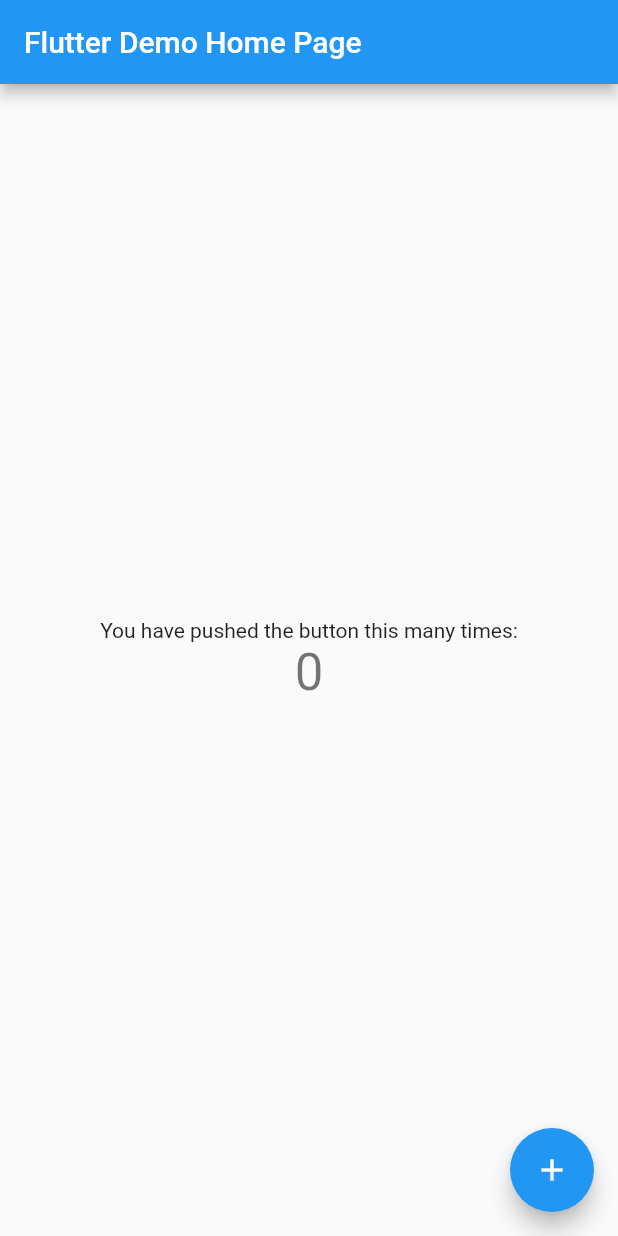
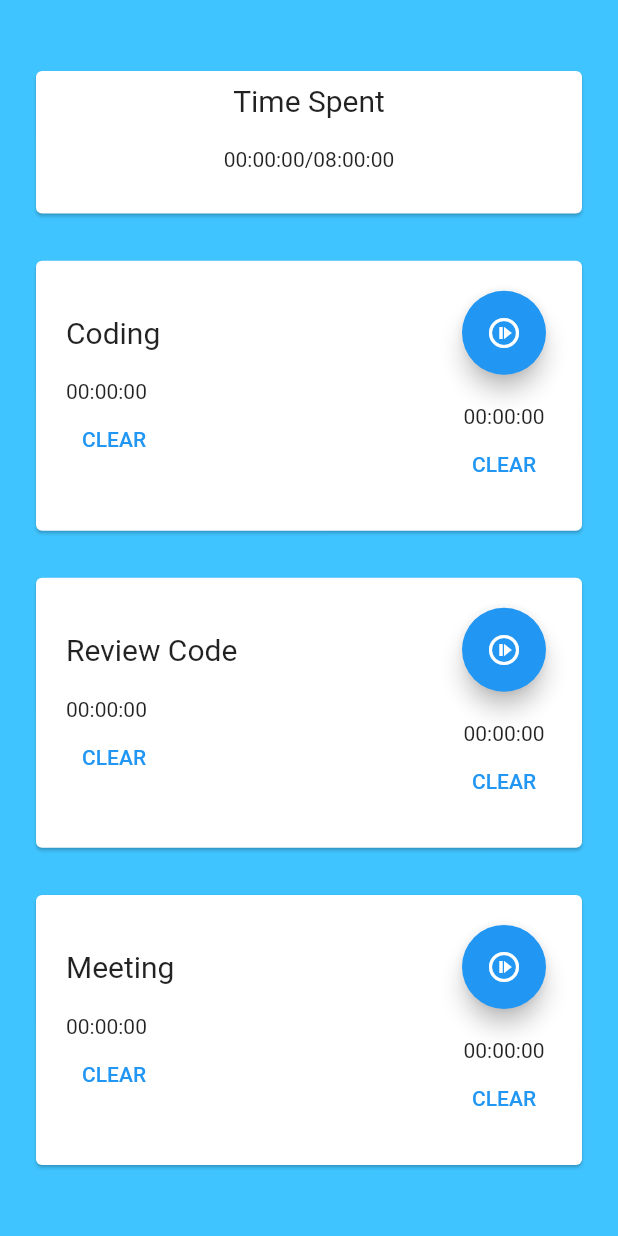
Before and after one commit to PTaati/mandays, a Flutter app: the screen it shows after launch, on a phone screen of 412 x 824 dp. Run offline on Flutter 3.47's test engine with Material 2 defaults, Android fonts, the phone set to English and light mode, and no system bars.

Commit message:
implement cart count time

```diff
--- a/lib/main.dart
+++ b/lib/main.dart
@@ -1,115 +1,6 @@
 import 'package:flutter/material.dart';
+import 'mandays_app.dart';
 
 void main() {
-  runApp(const MyApp());
+  runApp(const MandaysApp());
 }
-
-class MyApp extends StatelessWidget {
-  const MyApp({super.key});
-
-  // This widget is the root of your application.
-  @override
-  Widget build(BuildContext context) {
-    return MaterialApp(
-      title: 'Flutter Demo',
-      theme: ThemeData(
-        // This is the theme of your application.
-        //
-        // Try running your application with "flutter run". You'll see the
-        // application has a blue toolbar. Then, without quitting the app, try
-        // changing the primarySwatch below to Colors.green and then invoke
-        // "hot reload" (press "r" in the console where you ran "flutter run",
-        // or simply save your changes to "hot reload" in a Flutter IDE).
-        // Notice that the counter didn't reset back to zero; the application
-        // is not restarted.
-        primarySwatch: Colors.blue,
-      ),
-      home: const MyHomePage(title: 'Flutter Demo Home Page'),
-    );
-  }
-}
-
-class MyHomePage extends StatefulWidget {
-  const MyHomePage({super.key, required this.title});
-
-  // This widget is the home page of your application. It is stateful, meaning
-  // that it has a State object (defined below) that contains fields that affect
-  // how it looks.
-
-  // This class is the configuration for the state. It holds the values (in this
-  // case the title) provided by the parent (in this case the App widget) and
-  // used by the build method of the State. Fields in a Widget subclass are
-  // always marked "final".
-
-  final String title;
-
-  @override
-  State<MyHomePage> createState() => _MyHomePageState();
-}
-
-class _MyHomePageState extends State<MyHomePage> {
-  int _counter = 0;
-
-  void _incrementCounter() {
-    setState(() {
-      // This call to setState tells the Flutter framework that something has
-      // changed in this State, which causes it to rerun the build method below
-      // so that the display can reflect the updated values. If we changed
-      // _counter without calling setState(), then the build method would not be
-      // called again, and so nothing would appear to happen.
-      _counter++;
-    });
-  }
-
-  @override
-  Widget build(BuildContext context) {
-    // This method is rerun every time setState is called, for instance as done
-    // by the _incrementCounter method above.
-    //
-    // The Flutter framework has been optimized to make rerunning build methods
-    // fast, so that you can just rebuild anything that needs updating rather
-    // than having to individually change instances of widgets.
-    return Scaffold(
-      appBar: AppBar(
-        // Here we take the value from the MyHomePage object that was created by
-        // the App.build method, and use it to set our appbar title.
-        title: Text(widget.title),
-      ),
-      body: Center(
-        // Center is a layout widget. It takes a single child and positions it
-        // in the middle of the parent.
-        child: Column(
-          // Column is also a layout widget. It takes a list of children and
-          // arranges them vertically. By default, it sizes itself to fit its
-          // children horizontally, and tries to be as tall as its parent.
-          //
-          // Invoke "debug painting" (press "p" in the console, choose the
-          // "Toggle Debug Paint" action from the Flutter Inspector in Android
-          // Studio, or the "Toggle Debug Paint" command in Visual Studio Code)
-          // to see the wireframe for each widget.
-          //
-          // Column has various properties to control how it sizes itself and
-          // how it positions its children. Here we use mainAxisAlignment to
-          // center the children vertically; the main axis here is the vertical
-          // axis because Columns are vertical (the cross axis would be
-          // horizontal).
-          mainAxisAlignment: MainAxisAlignment.center,
-          children: <Widget>[
-            const Text(
-              'You have pushed the button this many times:',
-            ),
-            Text(
-              '$_counter',
-              style: Theme.of(context).textTheme.headlineMedium,
-            ),
-          ],
-        ),
-      ),
-      floatingActionButton: FloatingActionButton(
-        onPressed: _incrementCounter,
-        tooltip: 'Increment',
-        child: const Icon(Icons.add),
-      ), // This trailing comma makes auto-formatting nicer for build methods.
-    );
-  }
-}
--- /dev/null
+++ b/lib/mandays_app.dart
@@ -0,0 +1,16 @@
+import 'package:flutter/material.dart';
+import 'package:mandays/pages/home_page.dart';
+
+class MandaysApp extends StatelessWidget {
+  const MandaysApp({super.key});
+
+  @override
+  Widget build(BuildContext context) {
+    return MaterialApp(
+      theme: ThemeData(
+        primarySwatch: Colors.blue,
+      ),
+      home: const HomePage(),
+    );
+  }
+}
--- /dev/null
+++ b/lib/pages/home_page.dart
@@ -0,0 +1,98 @@
+import 'package:flutter/material.dart';
+
+import '../utils/datetime_utils.dart';
+import '../widgets/stop_watch_widget.dart';
+
+class HomePage extends StatefulWidget {
+  const HomePage({Key? key}) : super(key: key);
+
+  @override
+  State<HomePage> createState() => _HomePageState();
+}
+
+class _HomePageState extends State<HomePage> {
+  Duration? _codingDuration;
+  Duration? _reviewDuration;
+  Duration? _meetingDuration;
+
+  Widget _buildSummary() {
+    final allTime = (_codingDuration?.inSeconds ?? 0) +
+        (_reviewDuration?.inSeconds ?? 0) +
+        (_meetingDuration?.inSeconds ?? 0);
+    return Card(
+      child: Row(
+        mainAxisAlignment: MainAxisAlignment.center,
+        children: [
+          Padding(
+            padding: const EdgeInsets.all(8.0),
+            child: Column(
+              children: [
+                const Text(
+                  'Time Spent',
+                  style: TextStyle(
+                    color: Colors.black87,
+                    fontSize: 20,
+                  ),
+                ),
+                Padding(
+                  padding: const EdgeInsets.all(20.0),
+                  child: Text('${DateTimeUtils.getDurationFormat(allTime)}/'
+                      '${DateTimeUtils.getDurationFormat(const Duration(hours: 8).inSeconds)}'),
+                ),
+              ],
+            ),
+          )
+        ],
+      ),
+    );
+  }
+
+  Widget _buildFeatures() {
+    return Column(
+      mainAxisAlignment: MainAxisAlignment.spaceEvenly,
+      children: [
+        _buildSummary(),
+        StopWatchWidget(
+          tagName: 'Coding',
+          onStart: () {},
+          onStop: (duration) {
+            setState(() {
+              _codingDuration = duration;
+            });
+          },
+        ),
+        StopWatchWidget(
+          tagName: 'Review Code',
+          onStart: () {},
+          onStop: (duration) {
+            setState(() {
+              _reviewDuration = duration;
+            });
+          },
+        ),
+        StopWatchWidget(
+          tagName: 'Meeting',
+          onStart: () {},
+          onStop: (duration) {
+            setState(() {
+              _meetingDuration = duration;
+            });
+          },
+        )
+      ],
+    );
+  }
+
+  @override
+  Widget build(BuildContext context) {
+    return Scaffold(
+      backgroundColor: Colors.lightBlueAccent,
+      body: SafeArea(
+        child: Padding(
+          padding: const EdgeInsets.all(20),
+          child: _buildFeatures(),
+        ),
+      ),
+    );
+  }
+}
--- /dev/null
+++ b/lib/utils/datetime_utils.dart
@@ -0,0 +1,9 @@
+class DateTimeUtils {
+  static String getDurationFormat(int durationInSeconds) {
+    return Duration(seconds: durationInSeconds)
+        .toString()
+        .split('.')
+        .first
+        .padLeft(8, "0");
+  }
+}
--- /dev/null
+++ b/lib/widgets/stop_watch_widget.dart
@@ -0,0 +1,143 @@
+import 'dart:async';
+
+import 'package:flutter/material.dart';
+import 'package:mandays/utils/datetime_utils.dart';
+
+class StopWatchWidget extends StatefulWidget {
+  const StopWatchWidget({
+    Key? key,
+    required this.tagName,
+    required this.onStart,
+    required this.onStop,
+  }) : super(key: key);
+
+  final String tagName;
+  final Function() onStart;
+  final Function(Duration) onStop;
+
+  @override
+  State<StopWatchWidget> createState() => _StopWatchWidgetState();
+}
+
+class _StopWatchWidgetState extends State<StopWatchWidget> {
+  bool _isCounting = false;
+  Timer? _counterTimer;
+  int _countNumber = 0;
+  int _totalNumber = 0;
+
+  @override
+  void dispose() {
+    _counterTimer?.cancel();
+    super.dispose();
+  }
+
+  Widget _buildStartButton() {
+    return FloatingActionButton(
+      child: const Icon(
+        Icons.not_started_outlined,
+      ),
+      onPressed: () {
+        widget.onStart.call();
+        _counterTimer?.cancel();
+        setState(() {
+          _countNumber = 0;
+          _isCounting = !_isCounting;
+        });
+
+        _counterTimer = Timer.periodic(
+          const Duration(seconds: 1),
+          (timer) {
+            setState(() {
+              _countNumber++;
+              _totalNumber++;
+            });
+          },
+        );
+      },
+    );
+  }
+
+  Widget _buildStopButton() {
+    return FloatingActionButton(
+      backgroundColor: Colors.red,
+      child: const Icon(
+        Icons.stop_circle_outlined,
+      ),
+      onPressed: () {
+        setState(() {
+          _isCounting = !_isCounting;
+          _countNumber = 0;
+        });
+        widget.onStop.call(Duration(seconds: _totalNumber));
+        _counterTimer?.cancel();
+      },
+    );
+  }
+
+  Widget _buildResetCurrentTime() {
+    return TextButton(
+        onPressed: () {
+          _counterTimer?.cancel();
+          setState(() {
+            _totalNumber -= _countNumber;
+            _countNumber = 0;
+            _isCounting = false;
+          });
+        },
+        child: const Text('CLEAR'));
+  }
+
+  Widget _buildResetTotalTime() {
+    return TextButton(
+        onPressed: () {
+          _counterTimer?.cancel();
+          widget.onStop(Duration.zero);
+          setState(() {
+            _totalNumber = 0;
+            _isCounting = false;
+          });
+        },
+        child: const Text('CLEAR'));
+  }
+
+  @override
+  Widget build(BuildContext context) {
+    return Card(
+      child: Padding(
+        padding: const EdgeInsets.all(20.0),
+        child: Row(
+          mainAxisAlignment: MainAxisAlignment.spaceBetween,
+          children: [
+            Column(
+              crossAxisAlignment: CrossAxisAlignment.start,
+              children: [
+                Text(
+                  widget.tagName,
+                  style: const TextStyle(
+                    color: Colors.black87,
+                    fontSize: 20,
+                  ),
+                ),
+                Padding(
+                  padding: const EdgeInsets.only(top: 20.0),
+                  child: Text(DateTimeUtils.getDurationFormat(_totalNumber)),
+                ),
+                _buildResetTotalTime(),
+              ],
+            ),
+            Column(
+              children: [
+                _isCounting ? _buildStopButton() : _buildStartButton(),
+                Padding(
+                  padding: const EdgeInsets.only(top: 20.0),
+                  child: Text(DateTimeUtils.getDurationFormat(_countNumber)),
+                ),
+                _buildResetCurrentTime(),
+              ],
+            )
+          ],
+        ),
+      ),
+    );
+  }
+}
```
Also changed, not shown: 1 other file.
